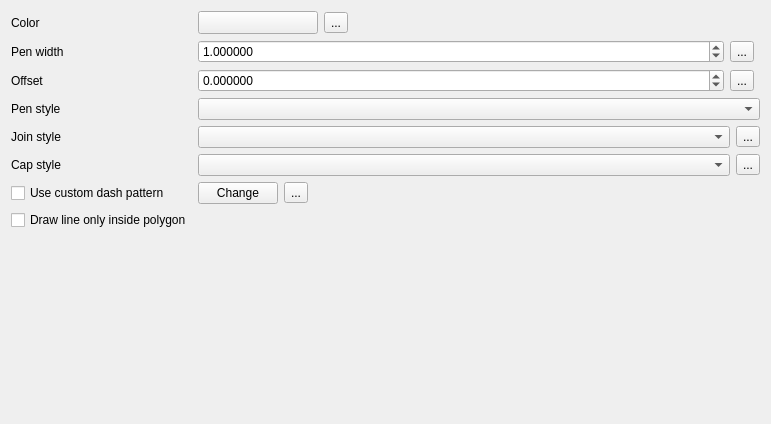
This is src/ui/symbollayer/widget_simpleline.ui in carsmie/QGIS as Qt 5 draws it before an edit. The edited form follows.
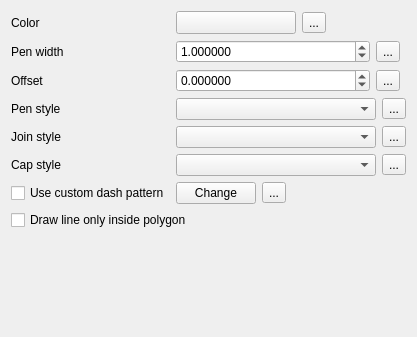
This is the edited form. Custom widgets are drawn as their Qt base class.

Commit message:
Data defined all the things!
Add a bunch of missing data defined options for symbology.
Also fix dialog sizing issues.

```diff
--- a/src/ui/symbollayer/widget_simpleline.ui
+++ b/src/ui/symbollayer/widget_simpleline.ui
@@ -6,14 +6,41 @@
    <rect>
     <x>0</x>
     <y>0</y>
-    <width>770</width>
-    <height>424</height>
+    <width>417</width>
+    <height>337</height>
    </rect>
   </property>
   <property name="windowTitle">
    <string>Form</string>
   </property>
   <layout class="QGridLayout" name="gridLayout">
+   <item row="3" column="1">
+    <layout class="QHBoxLayout" name="horizontalLayout">
+     <item>
+      <widget class="QgsPenStyleComboBox" name="cboPenStyle"/>
+     </item>
+     <item>
+      <widget class="QgsDataDefinedButton" name="mPenStyleDDBtn">
+       <property name="text">
+        <string>...</string>
+       </property>
+      </widget>
+     </item>
+    </layout>
+   </item>
+   <item row="8" column="0">
+    <spacer name="verticalSpacer">
+     <property name="orientation">
+      <enum>Qt::Vertical</enum>
+     </property>
+     <property name="sizeHint" stdset="0">
+      <size>
+       <width>20</width>
+       <height>40</height>
+      </size>
+     </property>
+    </spacer>
+   </item>
    <item row="0" column="0">
     <widget class="QLabel" name="label">
      <property name="text">
@@ -183,9 +210,6 @@
      </property>
     </widget>
    </item>
-   <item row="3" column="1">
-    <widget class="QgsPenStyleComboBox" name="cboPenStyle"/>
-   </item>
    <item row="4" column="0">
     <widget class="QLabel" name="label_5">
      <property name="text">
@@ -269,26 +293,13 @@
      </item>
     </layout>
    </item>
-   <item row="7" column="0">
+   <item row="7" column="0" colspan="2">
     <widget class="QCheckBox" name="mDrawInsideCheckBox">
      <property name="text">
       <string>Draw line only inside polygon</string>
      </property>
     </widget>
    </item>
-   <item row="8" column="0" colspan="2">
-    <spacer name="verticalSpacer">
-     <property name="orientation">
-      <enum>Qt::Vertical</enum>
-     </property>
-     <property name="sizeHint" stdset="0">
-      <size>
-       <width>749</width>
-       <height>82</height>
-      </size>
-     </property>
-    </spacer>
-   </item>
   </layout>
  </widget>
  <customwidgets>
```
Left out of the diff: 1 changed line with no effect on the pictures. The commit also changes 18 other files.
